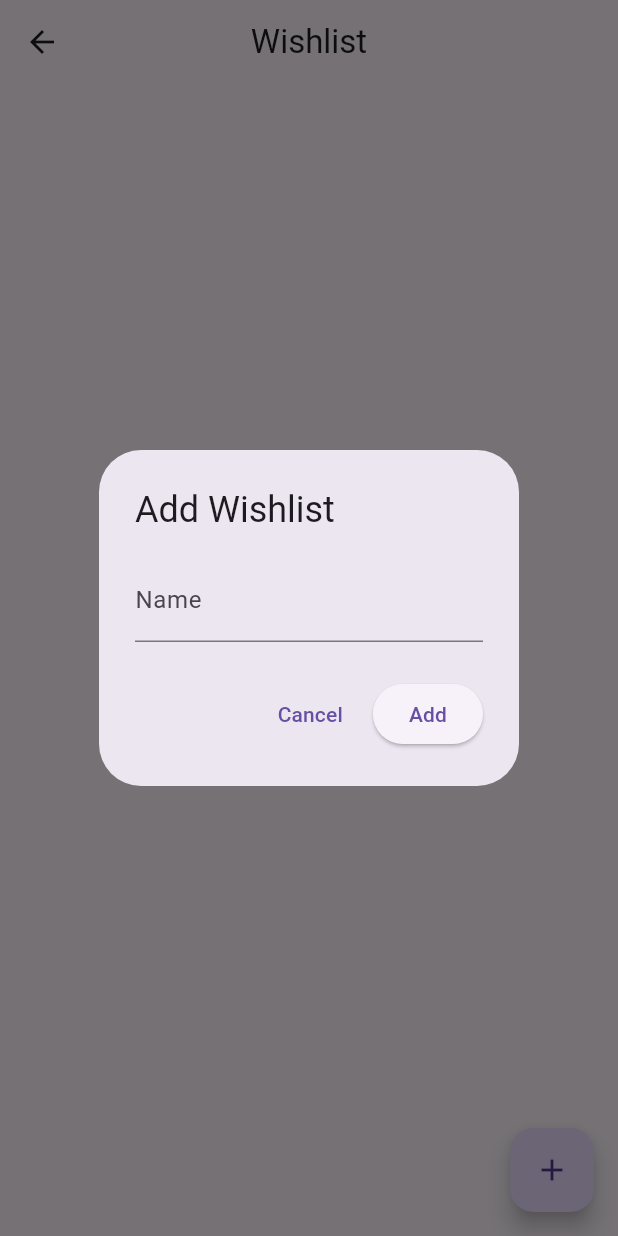
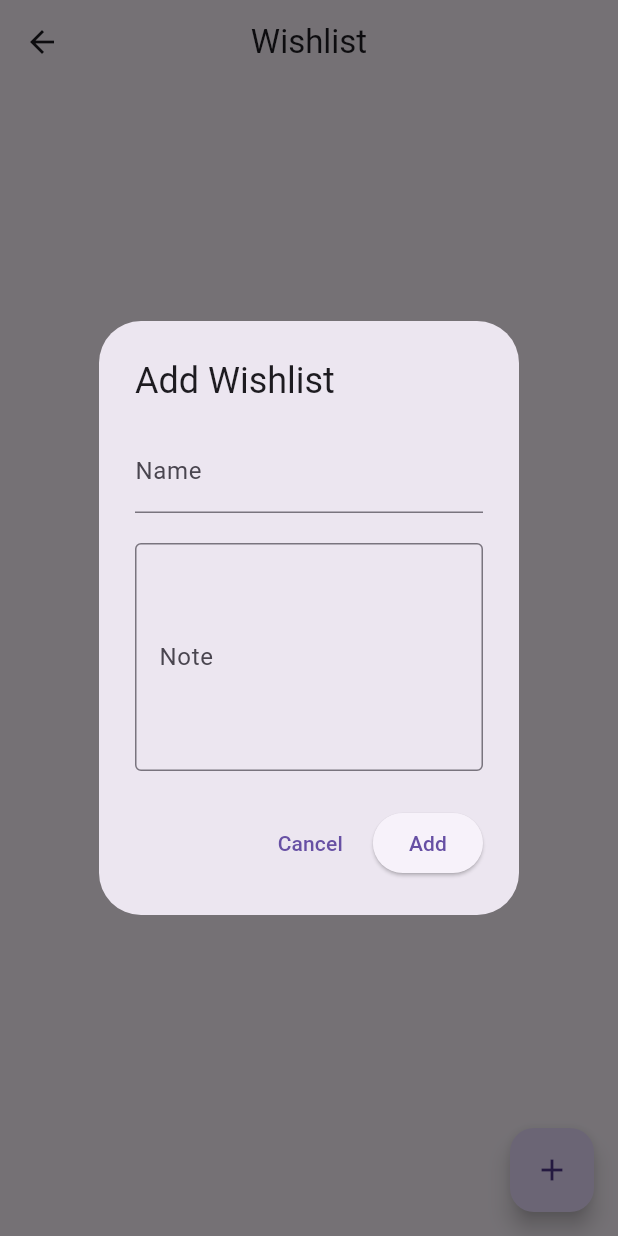
Before and after one commit to mussyahmi/my_finance_mate, a Flutter app: the WishlistPage screen opened directly, after a tap on the "add" icon, on a phone screen of 412 x 824 dp. Run offline on Flutter 3.47's test engine with Material 2 defaults, Android fonts, the phone set to English and light mode, and no system bars; our stand-ins replace adaptive_theme, cloud_firestore, device_info_plus, firebase_auth, firebase_core, google_fonts and 2 more; accounts and stored records are empty.

```diff
--- a/lib/pages/transaction_form_page.dart
+++ b/lib/pages/transaction_form_page.dart
@@ -44,7 +44,8 @@ class TransactionFormPageState extends State<TransactionFormPage> {
     if (widget.transaction != null) {
       selectedType = widget.transaction!.type;
       transactionAmountController.text = widget.transaction!.amount;
-      transactionNoteController.text = widget.transaction!.note;
+      transactionNoteController.text =
+          widget.transaction!.note.replaceAll('\\n', '\n');
       selectedDateTime = widget.transaction!.dateTime;
 
       await _fetchCategories();
--- a/lib/widgets/wishlist_dialog.dart
+++ b/lib/widgets/wishlist_dialog.dart
@@ -20,6 +20,7 @@ class WishlistDialog extends StatefulWidget {
 
 class WishlistDialogState extends State<WishlistDialog> {
   final TextEditingController _wishlistNameController = TextEditingController();
+  final TextEditingController _wishlistNoteController = TextEditingController();
 
   @override
   void initState() {
@@ -27,6 +28,7 @@ class WishlistDialogState extends State<WishlistDialog> {
 
     if (widget.wish.isNotEmpty) {
       _wishlistNameController.text = widget.wish['name'] ?? '';
+      _wishlistNoteController.text = widget.wish['note'] ?? '';
     }
   }
 
@@ -34,11 +36,25 @@ class WishlistDialogState extends State<WishlistDialog> {
   Widget build(BuildContext context) {
     return AlertDialog(
       title: Text('${widget.action} Wishlist'),
-      content: TextField(
-        controller: _wishlistNameController,
-        decoration: const InputDecoration(
-          labelText: 'Name',
-        ),
+      content: Column(
+        mainAxisSize: MainAxisSize.min,
+        children: [
+          TextField(
+            controller: _wishlistNameController,
+            decoration: const InputDecoration(
+              labelText: 'Name',
+            ),
+          ),
+          const SizedBox(height: 20),
+          TextField(
+            controller: _wishlistNoteController,
+            maxLines: 5,
+            decoration: const InputDecoration(
+              labelText: 'Note',
+              border: OutlineInputBorder(),
+            ),
+          ),
+        ],
       ),
       actions: [
         TextButton(
@@ -50,9 +66,11 @@ class WishlistDialogState extends State<WishlistDialog> {
         ElevatedButton(
           onPressed: () {
             final wishlistName = _wishlistNameController.text;
+            final wishlistNote = _wishlistNoteController.text;
+
             if (wishlistName.isNotEmpty) {
               //* Call the function to update to Firebase
-              updateWishlistToFirebase(wishlistName);
+              updateWishlistToFirebase(wishlistName, wishlistNote);
 
               //* Close the dialog
               Navigator.of(context).pop();
@@ -65,7 +83,8 @@ class WishlistDialogState extends State<WishlistDialog> {
   }
 
   //* Function to update wishlist to Firebase Firestore
-  Future<void> updateWishlistToFirebase(String wishlistName) async {
+  Future<void> updateWishlistToFirebase(
+      String wishlistName, String wishlistNote) async {
     try {
       //* Get current timestamp
       final now = DateTime.now();
@@ -86,6 +105,7 @@ class WishlistDialogState extends State<WishlistDialog> {
             .collection('wishlist')
             .add({
           'name': wishlistName,
+          'note': wishlistNote,
           'created_at': now,
           'updated_at': now,
           'deleted_at': null,
@@ -101,6 +121,7 @@ class WishlistDialogState extends State<WishlistDialog> {
             .doc(docId)
             .update({
           'name': wishlistName,
+          'note': wishlistNote,
           'updated_at': now,
         });
       }
```
Also changed, not shown: lib/pages/category_list_page.dart (+68 -0 lines), lib/pages/wishlist_page.dart (+52 -1 lines).
